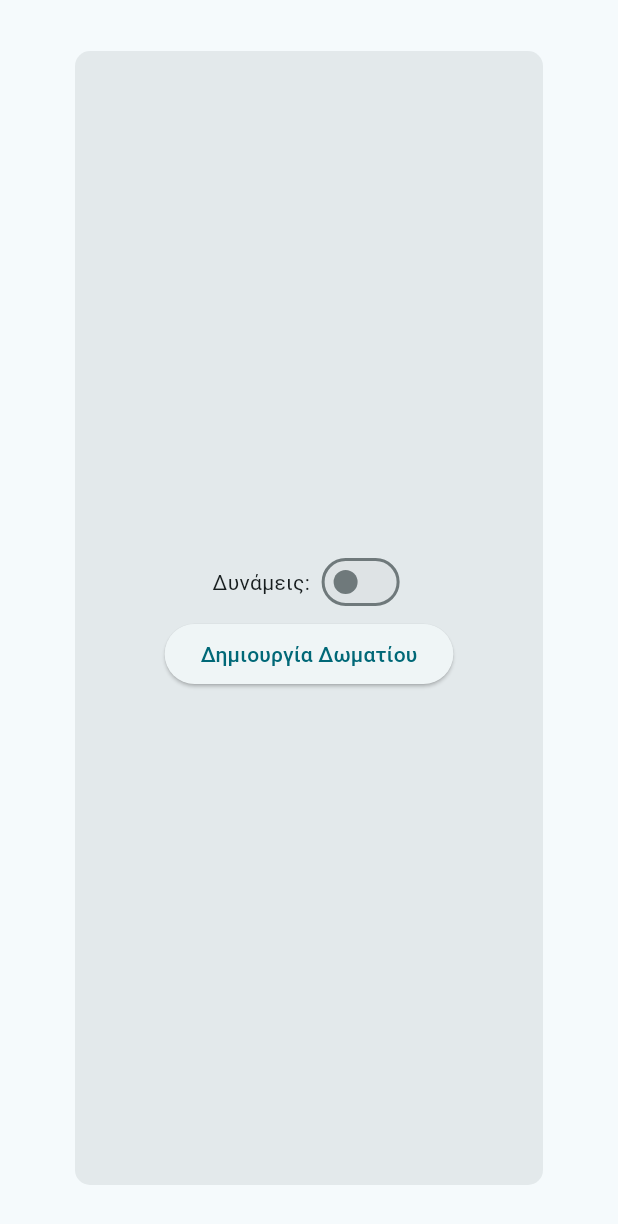
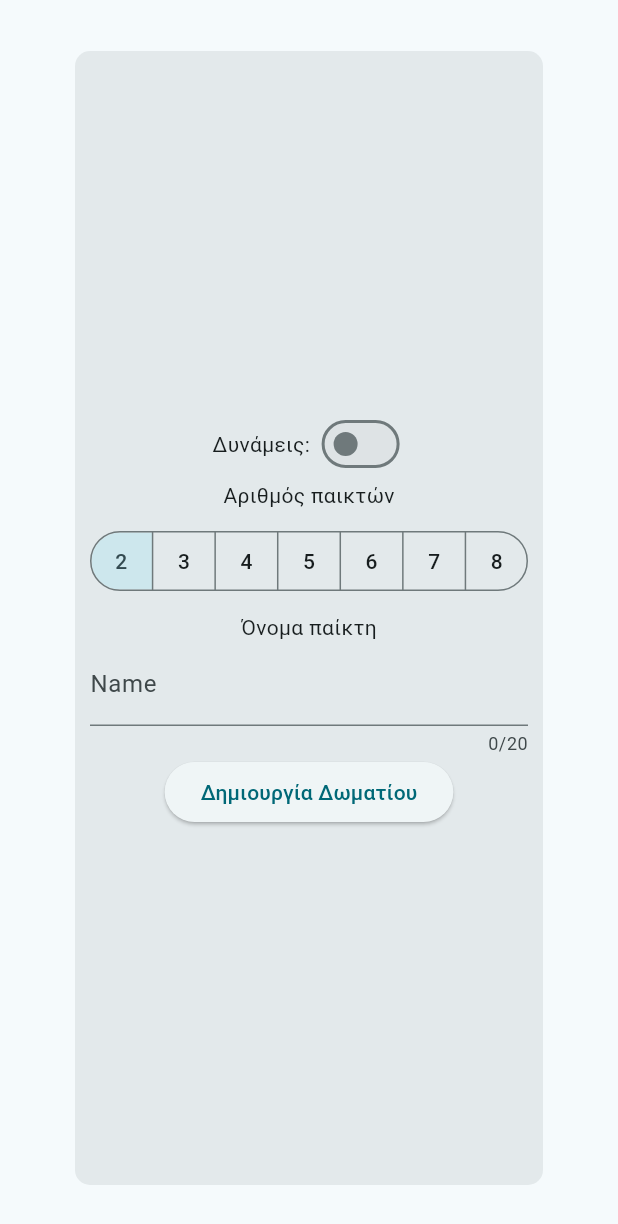
Before and after one commit to Ptriantafyll/geography_board_game, a Flutter app: the NewGameScreen widget shown alone on an empty page, opened directly, on a phone screen of 412 x 824 dp. Shown: the top 1224 px of the screen. Run offline on Flutter 3.47's test engine with Material 3 defaults, Android fonts, the phone set to English and light mode, and no system bars; our stand-ins replace flutter_riverpod; network calls fail.

Commit message:
Updated UI with new game and lobby screens

```diff
--- a/frontend/lib/main.dart
+++ b/frontend/lib/main.dart
@@ -1,8 +1,9 @@
 import 'package:flutter/material.dart';
 import 'package:geography_board_game/screens/welcome.dart';
+import 'package:flutter_riverpod/flutter_riverpod.dart';
 
 void main() {
-  runApp(const App());
+  runApp(const ProviderScope(child: App()));
 }
 
 class App extends StatelessWidget {
@@ -12,7 +13,7 @@ class App extends StatelessWidget {
   @override
   Widget build(BuildContext context) {
     return MaterialApp(
-      title: 'Flutter Demo',
+      title: 'Geography moblie board game',
       theme: ThemeData(
         colorScheme: ColorScheme.fromSeed(
             seedColor: const Color.fromARGB(255, 0, 219, 248)),
--- /dev/null
+++ b/frontend/lib/providers/websocket_provider.dart
@@ -0,0 +1,15 @@
+import 'package:flutter_riverpod/flutter_riverpod.dart';
+import 'package:web_socket_channel/web_socket_channel.dart';
+
+class WebsocketNotifier extends StateNotifier<WebSocketChannel?> {
+  WebsocketNotifier() : super(null);
+
+  void connectToWebSocketServer(String uri) {
+    state = WebSocketChannel.connect(Uri.parse(uri));
+  }
+}
+
+final websocketProvider =
+    StateNotifierProvider<WebsocketNotifier, WebSocketChannel?>(
+  (ref) => WebsocketNotifier(),
+);
--- a/frontend/lib/screens/new_game.dart
+++ b/frontend/lib/screens/new_game.dart
@@ -1,4 +1,5 @@
 import 'package:flutter/material.dart';
+import 'package:geography_board_game/functions/websocket.dart';
 import 'package:geography_board_game/screens/lobby.dart';
 
 class NewGameScreen extends StatefulWidget {
@@ -12,10 +13,34 @@ class NewGameScreen extends StatefulWidget {
 
 class _NewGameScreenState extends State<NewGameScreen> {
   Set<int> selectedNumOfPlayers = {2};
-  bool specialPowersSelected = false;
+  bool _specialPowersSelected = false;
+  final _playerNameController = TextEditingController();
+  // final color
+
+  void onCreateLobby() {
+    if (_playerNameController.text.isEmpty) {
+      showAlertDialog('Μη έγκυρο όνομα',
+          'Παρακαλώ είσάγετε ένα έγκυρο όνομα παίκτη', context);
+      return;
+    }
+
+    Navigator.of(context).pushReplacement(
+      MaterialPageRoute(
+        builder: (ctx) => LobbyScreen(
+          connectionUri: "ws://localhost:8080",
+          playerName: _playerNameController.text,
+          playerColor: 'RED', //todo get this from segmented button
+        ),
+      ),
+    );
+  }
 
   @override
   Widget build(BuildContext context) {
+    // final webSocketConnection = ref
+    //     .read(websocketProvider.notifier)
+    //     .connectToWebSocketServer("ws://localhost:8080");
+
     return SafeArea(
       child: Container(
         padding: const EdgeInsets.all(10),
@@ -26,47 +51,54 @@ class _NewGameScreenState extends State<NewGameScreen> {
           child: Column(
             mainAxisAlignment: MainAxisAlignment.center,
             children: [
-              // const Text('Αριθμός παικτών'),
-              // const SizedBox(height: 10),
-              // SegmentedButton<int>(
-              //   showSelectedIcon: false,
-              //   segments: <ButtonSegment<int>>[
-              //     for (int i = 2; i < 9; i++)
-              //       ButtonSegment<int>(
-              //         value: i,
-              //         label: Text('$i'),
-              //       ),
-              //   ],
-              //   selected: selectedNumOfPlayers,
-              //   onSelectionChanged: (Set<int> newSelection) {
-              //     setState(() {
-              //       selectedNumOfPlayers = {newSelection.first};
-              //     });
-              //   },
-              // ),
-              // const SizedBox(height: 10),
               Row(
                 mainAxisAlignment: MainAxisAlignment.center,
                 children: [
                   const Text('Δυνάμεις: '),
                   Switch(
-                    value: specialPowersSelected,
+                    value: _specialPowersSelected,
                     onChanged: (value) {
                       setState(() {
-                        specialPowersSelected = value;
+                        _specialPowersSelected = value;
                       });
                     },
                   )
                 ],
               ),
+              const Text('Αριθμός παικτών'),
+              Padding(
+                padding: const EdgeInsets.only(left: 10, right: 10, top: 10),
+                child: SegmentedButton<int>(
+                  showSelectedIcon: false,
+                  segments: <ButtonSegment<int>>[
+                    for (int i = 2; i < 9; i++)
+                      ButtonSegment<int>(
+                        value: i,
+                        label: Text('$i'),
+                      ),
+                  ],
+                  selected: selectedNumOfPlayers,
+                  onSelectionChanged: (Set<int> newSelection) {
+                    setState(() {
+                      selectedNumOfPlayers = {newSelection.first};
+                    });
+                  },
+                ),
+              ),
+              const SizedBox(height: 10),
+              const Text('Όνομα παίκτη'),
+              Padding(
+                padding: const EdgeInsets.only(left: 10, right: 10),
+                child: TextField(
+                  maxLength: 20,
+                  controller: _playerNameController,
+                  decoration: InputDecoration(
+                    label: Text('Name'),
+                  ),
+                ),
+              ),
               ElevatedButton(
-                onPressed: () {
-                  Navigator.of(context).push(
-                    MaterialPageRoute(
-                      builder: (ctx) => LobbyScreen(),
-                    ),
-                  );
-                },
+                onPressed: onCreateLobby,
                 child: const Text('Δημιουργία Δωματίου'),
               )
             ],
--- a/frontend/pubspec.yaml
+++ b/frontend/pubspec.yaml
@@ -36,6 +36,7 @@ dependencies:
   cupertino_icons: ^1.0.8
   web_socket_channel: ^3.0.2
   uuid: ^4.5.1
+  flutter_riverpod: ^2.6.1
 
 dev_dependencies:
   flutter_test:
```
Also changed, not shown: frontend/lib/functions/websocket.dart (added, +19 -0 lines), frontend/lib/screens/join_lobby.dart (+10 -6 lines), frontend/lib/screens/lobby.dart (+65 -15 lines), frontend/pubspec.lock, 1 other file.
